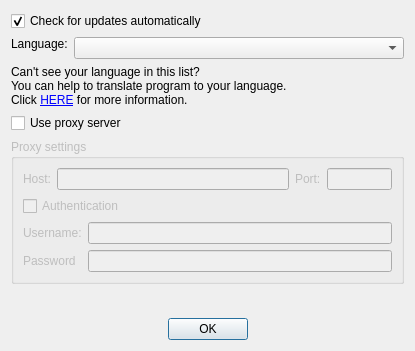
This is optionsdialog.ui in reveur12/imageshack-uploader as Qt 5 draws it before an edit. The edited form follows.
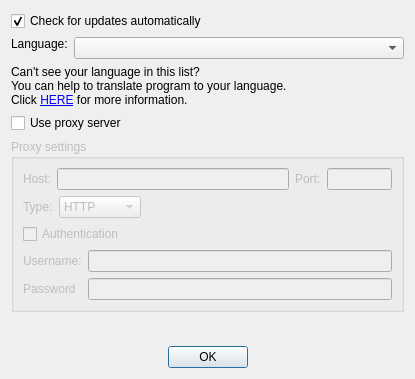
This is the edited form. Icons and pictures are not drawn.

Commit message: Proxy support

What changed in the file:
```diff
--- a/optionsdialog.ui
+++ b/optionsdialog.ui
@@ -155,6 +155,56 @@
         </item>
        </layout>
       </item>
+      <item>
+       <layout class="QHBoxLayout" name="horizontalLayout_3">
+        <item>
+         <widget class="QLabel" name="label_6">
+          <property name="sizePolicy">
+           <sizepolicy hsizetype="Maximum" vsizetype="Preferred">
+            <horstretch>0</horstretch>
+            <verstretch>0</verstretch>
+           </sizepolicy>
+          </property>
+          <property name="text">
+           <string>Type:</string>
+          </property>
+         </widget>
+        </item>
+        <item>
+         <widget class="QComboBox" name="proxyType">
+          <property name="sizePolicy">
+           <sizepolicy hsizetype="Minimum" vsizetype="Fixed">
+            <horstretch>0</horstretch>
+            <verstretch>0</verstretch>
+           </sizepolicy>
+          </property>
+          <item>
+           <property name="text">
+            <string>HTTP</string>
+           </property>
+          </item>
+          <item>
+           <property name="text">
+            <string>SOCKS 5</string>
+           </property>
+          </item>
+         </widget>
+        </item>
+        <item>
+         <spacer name="horizontalSpacer_3">
+          <property name="orientation">
+           <enum>Qt::Horizontal</enum>
+          </property>
+          <property name="sizeHint" stdset="0">
+           <size>
+            <width>40</width>
+            <height>20</height>
+           </size>
+          </property>
+         </spacer>
+        </item>
+       </layout>
+      </item>
       <item>
        <widget class="QCheckBox" name="proxyAuth">
         <property name="text">
```
The commit also changes 3 other files.
